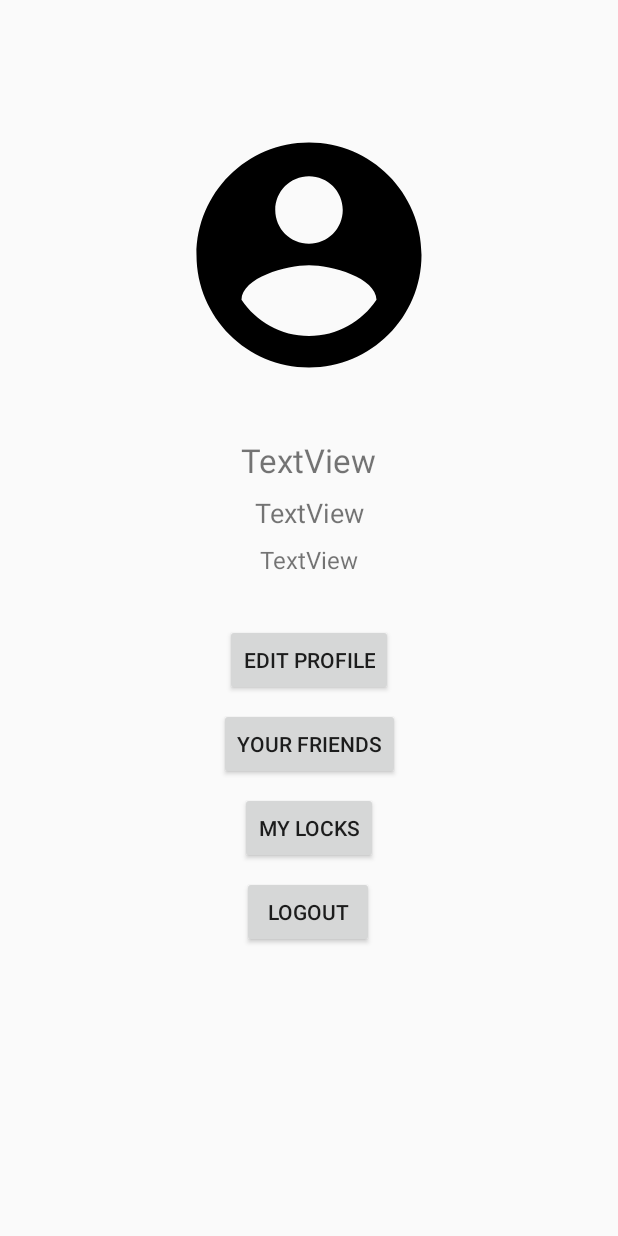
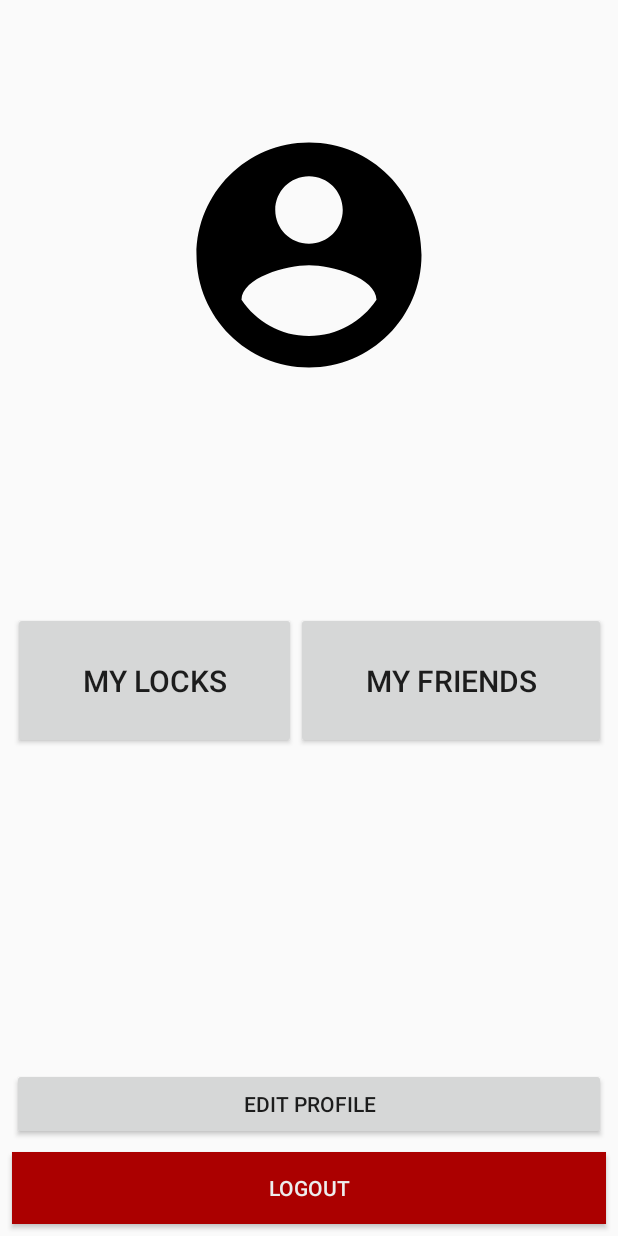
Before and after one commit to Kanishka6996/FLock, an Android app: the layout activity_user_detail.xml on its own in the app's theme, with its tools: preview values and no code run, on a phone screen of 412 x 824 dp. Run offline under Robolectric (Android 15) with nearby library versions, the phone set to English and light mode, and no system bars.

```diff
--- a/app/src/main/res/layout/activity_friend_profile.xml
+++ b/app/src/main/res/layout/activity_friend_profile.xml
@@ -67,6 +67,9 @@
     android:layout_marginTop="8dp"
     android:layout_marginEnd="8dp"
     android:layout_marginBottom="8dp"
+    android:background="@drawable/rounded_corner_2"
+    android:divider="#ffffff"
+    android:dividerHeight="2dp"
     app:layout_constraintBottom_toBottomOf="parent"
     app:layout_constraintEnd_toEndOf="parent"
     app:layout_constraintStart_toStartOf="parent"
--- a/app/src/main/res/layout/activity_user_detail.xml
+++ b/app/src/main/res/layout/activity_user_detail.xml
@@ -4,6 +4,8 @@
   xmlns:tools="http://schemas.android.com/tools"
   android:layout_width="match_parent"
   android:layout_height="match_parent"
+  android:isScrollContainer="true"
+  app:layout_scrollFlags="scroll"
   tools:context=".UserDetailActivity">
 
   <ImageView
@@ -25,7 +27,6 @@
     android:layout_marginStart="8dp"
     android:layout_marginTop="32dp"
     android:layout_marginEnd="8dp"
-    android:text="TextView"
     android:textSize="22sp"
     app:layout_constraintEnd_toEndOf="parent"
     app:layout_constraintStart_toStartOf="parent"
@@ -38,7 +39,6 @@
     android:layout_marginStart="8dp"
     android:layout_marginTop="8dp"
     android:layout_marginEnd="8dp"
-    android:text="TextView"
     android:textSize="16sp"
     app:layout_constraintEnd_toEndOf="parent"
     app:layout_constraintStart_toStartOf="parent"
@@ -46,28 +46,30 @@
 
   <Button
     android:id="@+id/profile_logout"
-    android:layout_width="wrap_content"
+    android:layout_width="0dp"
     android:layout_height="wrap_content"
     android:layout_marginStart="8dp"
-    android:layout_marginTop="8dp"
     android:layout_marginEnd="8dp"
+    android:layout_marginBottom="8dp"
+    android:background="#AB0000"
     android:text="LOGOUT"
+    android:textColor="#EDEDED"
+    app:layout_constraintBottom_toBottomOf="parent"
     app:layout_constraintEnd_toEndOf="parent"
     app:layout_constraintHorizontal_bias="0.498"
-    app:layout_constraintStart_toStartOf="parent"
-    app:layout_constraintTop_toBottomOf="@+id/profile_locks" />
+    app:layout_constraintStart_toStartOf="parent" />
 
   <Button
     android:id="@+id/profile_edit"
-    android:layout_width="wrap_content"
+    android:layout_width="0dp"
     android:layout_height="wrap_content"
     android:layout_marginStart="8dp"
-    android:layout_marginTop="32dp"
     android:layout_marginEnd="8dp"
+    android:layout_marginBottom="8dp"
     android:text="Edit Profile"
+    app:layout_constraintBottom_toTopOf="@+id/profile_logout"
     app:layout_constraintEnd_toEndOf="parent"
-    app:layout_constraintStart_toStartOf="parent"
-    app:layout_constraintTop_toBottomOf="@+id/profile_id" />
+    app:layout_constraintStart_toStartOf="parent" />
 
   <TextView
     android:id="@+id/profile_mobile"
@@ -76,33 +78,38 @@
     android:layout_marginStart="8dp"
     android:layout_marginTop="8dp"
     android:layout_marginEnd="8dp"
-    android:text="TextView"
     android:textSize="18sp"
     app:layout_constraintEnd_toEndOf="parent"
     app:layout_constraintStart_toStartOf="parent"
     app:layout_constraintTop_toBottomOf="@+id/profile_fname" />
 
-  <Button
-    android:id="@+id/profile_friends"
-    android:layout_width="wrap_content"
-    android:layout_height="wrap_content"
+  <LinearLayout
+    android:layout_width="395dp"
+    android:layout_height="91dp"
     android:layout_marginStart="8dp"
-    android:layout_marginTop="8dp"
+    android:layout_marginTop="24dp"
     android:layout_marginEnd="8dp"
-    android:text="Your Friends"
+    android:orientation="horizontal"
     app:layout_constraintEnd_toEndOf="parent"
     app:layout_constraintStart_toStartOf="parent"
-    app:layout_constraintTop_toBottomOf="@+id/profile_edit" />
+    app:layout_constraintTop_toBottomOf="@+id/profile_id">
 
-  <Button
-    android:id="@+id/profile_locks"
-    android:layout_width="wrap_content"
-    android:layout_height="wrap_content"
-    android:layout_marginStart="8dp"
-    android:layout_marginTop="8dp"
-    android:layout_marginEnd="8dp"
-    android:text="My Locks"
-    app:layout_constraintEnd_toEndOf="parent"
-    app:layout_constraintStart_toStartOf="parent"
-    app:layout_constraintTop_toBottomOf="@+id/profile_friends" />
+    <Button
+      android:id="@+id/profile_locks"
+      android:layout_width="wrap_content"
+      android:layout_height="match_parent"
+      android:layout_weight="1"
+      android:text="My Locks"
+      android:textSize="20sp" />
+
+    <Button
+      android:id="@+id/profile_friends"
+      android:layout_width="wrap_content"
+      android:layout_height="match_parent"
+      android:layout_weight="1"
+      android:text="My Friends"
+      android:textSize="20sp"
+      app:layout_constraintStart_toStartOf="parent"
+      app:layout_constraintTop_toBottomOf="@+id/profile_id" />
+  </LinearLayout>
 </android.support.constraint.ConstraintLayout>
--- a/app/src/main/res/layout/content_available_locks.xml
+++ b/app/src/main/res/layout/content_available_locks.xml
@@ -9,14 +9,13 @@
   <ListView
     android:id="@+id/listView"
     android:layout_width="0dp"
-    android:layout_height="0dp"
+    android:layout_height="wrap_content"
     android:layout_marginStart="8dp"
     android:layout_marginTop="60dp"
     android:layout_marginEnd="8dp"
     android:background="@drawable/rounded_corner_2"
     android:divider="#FFFFFF"
     android:dividerHeight="4dp"
-    app:layout_constraintBottom_toBottomOf="parent"
     app:layout_constraintEnd_toEndOf="parent"
     app:layout_constraintStart_toStartOf="parent"
     app:layout_constraintTop_toTopOf="parent" />
--- a/app/src/main/res/values/strings.xml
+++ b/app/src/main/res/values/strings.xml
@@ -6,4 +6,7 @@
   <string name="title_notifications">Notifications</string>
   <string name="title_activity_available_locks">AvailableLocksActivity</string>
   <string name="title_activity_main2">Main2Activity</string>
+  <string name="ok">OK</string>
+  <string name="cancle">CANCLE</string>
+  <string name="cancel">CANCEL</string>
 </resources>
```
Also changed, not shown: app/src/main/java/com/kanishka/flock/AppDialog.java (added, +207 -0 lines), app/src/main/res/layout/activity_contacts_activitty.xml (+4 -3 lines).
